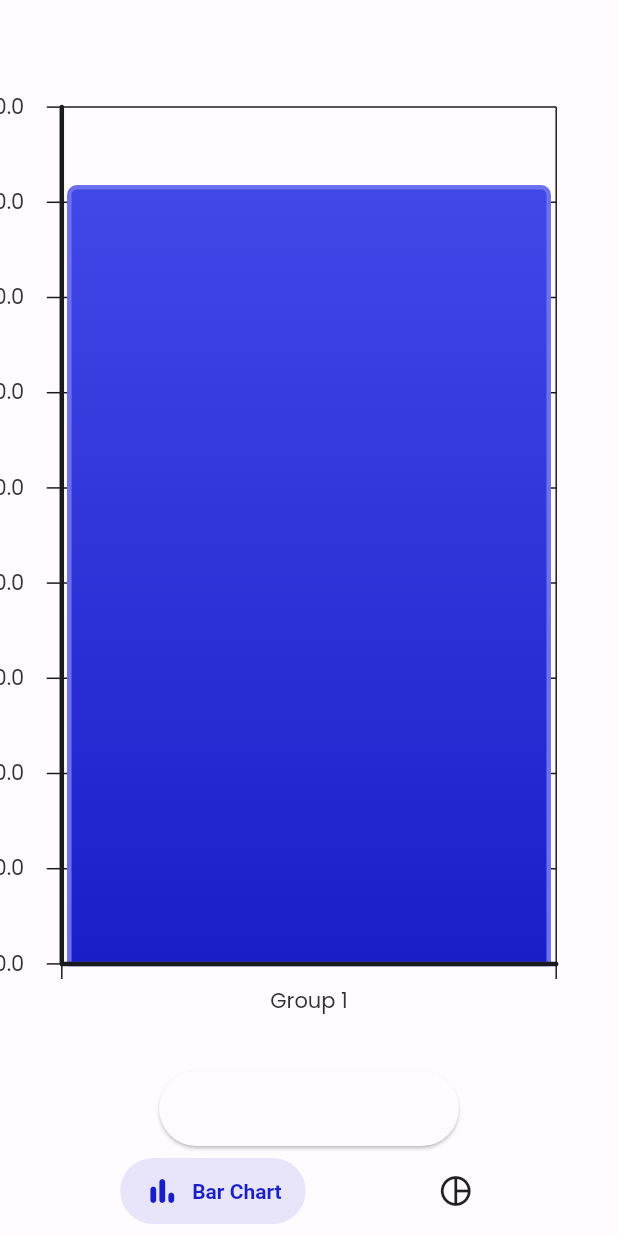
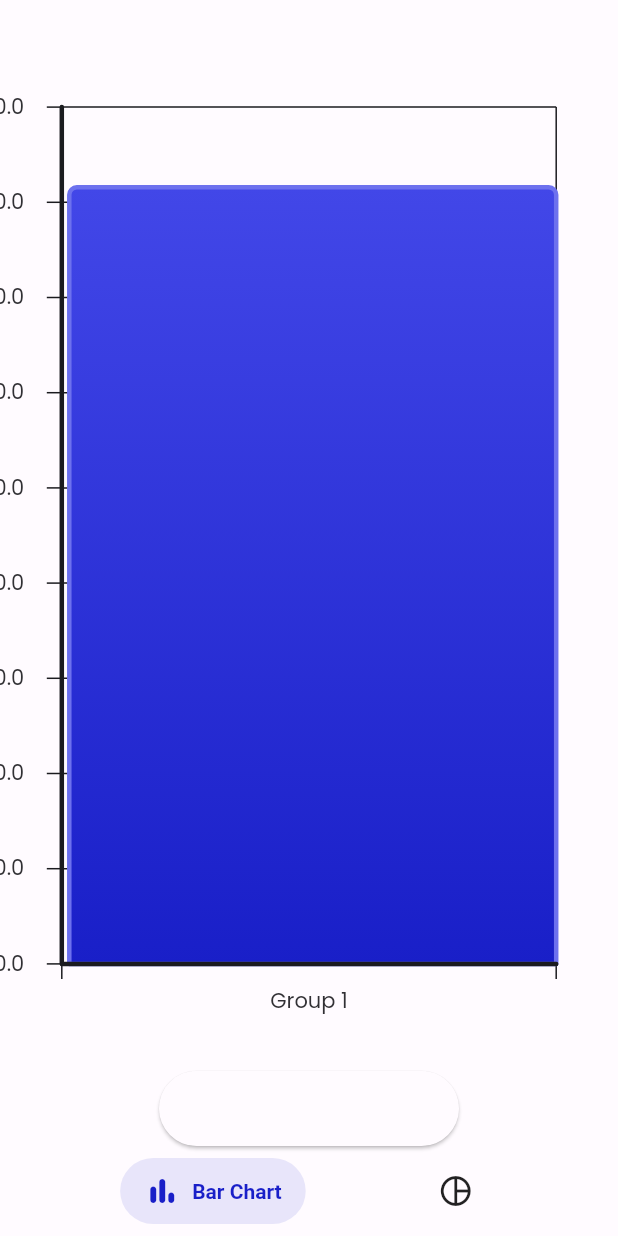
Before and after one commit to wednesday-solutions/chart_it, a Flutter app: the screen it shows after launch, on a phone screen of 412 x 824 dp. Run offline on Flutter 3.47's test engine with Material 2 defaults, Android fonts, the phone set to English and light mode, and no system bars; drawn by our look-alikes of salomon_bottom_bar; our stand-ins replace equatable, google_fonts, responsive_sizer, universal_platform.

Commit message:
added minor performance optimizations for loops and drawRect method.

```diff
--- a/lib/src/charts/data/bars/bar_series.dart
+++ b/lib/src/charts/data/bars/bar_series.dart
@@ -109,7 +109,8 @@ class BarSeriesConfig extends CartesianConfig {
       // For a stack, the y value of the bar is the total of all bars
       maxV = max(maxV, yValue.fold(0, (a, b) => a + b.yValue));
     } else {
-      for (final data in yValue) {
+      for (var i = 0; i < yValue.length; i++) {
+        final data = yValue[i];
         minV = min(minV, data.yValue.toDouble());
         maxV = max(maxV, data.yValue.toDouble());
       }
--- a/lib/src/charts/painters/cartesian/bar_painter.dart
+++ b/lib/src/charts/painters/cartesian/bar_painter.dart
@@ -44,7 +44,8 @@ class BarPainter implements CartesianPainter {
 
     var dx = chart.axisOrigin.dx; // where to start drawing bars on X-axis
     // We will draw each group and their individual bars
-    for (final group in _data.barData) {
+    for (var i = 0; i < _data.barData.length; i++) {
+      final group = _data.barData[i];
       if (group is SimpleBar) {
         // We have to paint a single bar
         _drawSimpleBar(canvas, chart, dx, group);
@@ -83,7 +84,7 @@ class BarPainter implements CartesianPainter {
       canvas,
       chart,
       style,
-      dxOffset + (_unitWidth * 0.5), // dx pos for center of the unit
+      dxOffset, // dx pos to start the bar from
       barWidth,
       group.yValue.yValue,
     );
@@ -101,7 +102,8 @@ class BarPainter implements CartesianPainter {
     var groupWidth = _unitWidth / group.yValues.length;
     // Draw individual bars in this group
     var x = dxOffset;
-    for (final barData in group.yValues) {
+    for (var i = 0; i < group.yValues.length; i++) {
+      final barData = group.yValues[i];
       // Precedence take like this
       // barStyle > groupStyle > seriesStyle > defaultSeriesStyle
       var style = barData.barStyle ??
@@ -113,7 +115,7 @@ class BarPainter implements CartesianPainter {
         canvas,
         chart,
         style,
-        x + (groupWidth * 0.5), // dx pos for center of each group
+        x, // dx pos to start the bar in this group
         barWidth,
         barData.yValue,
       );
@@ -140,20 +142,23 @@ class BarPainter implements CartesianPainter {
     // The x values start from the left side of the chart and then increase by unit width!
     // Note: y values increase from the top to the bottom of the screen, so
     // we have to subtract the computed y value from the chart's bottom to invert the drawing!
-    var rect = Rect.fromCenter(
-      center: Offset(dxCenter, chart.axisOrigin.dy - (y * 0.5)),
-      // center of bar
-      width: barWidth - (2 * padding),
-      height: y,
-    );
+    // var rect = Rect.fromCenter(
+    //   center: Offset(dxCenter, chart.axisOrigin.dy - (y * 0.5)),
+    //   // center of bar
+    //   width: barWidth - (2 * padding),
+    //   height: y,
+    // );
 
     var topLeft = style?.cornerRadius?.topLeft ?? Radius.zero;
     var topRight = style?.cornerRadius?.topRight ?? Radius.zero;
     var bottomLeft = style?.cornerRadius?.bottomLeft ?? Radius.zero;
     var bottomRight = style?.cornerRadius?.bottomRight ?? Radius.zero;
 
-    var bar = RRect.fromRectAndCorners(
-      rect,
+    var bar = RRect.fromLTRBAndCorners(
+      dxCenter + padding, // start X + padding
+      chart.axisOrigin.dy - y, // axisOrigin's dY - yValue
+      dxCenter + barWidth, // startX + barWidth
+      chart.axisOrigin.dy, // axisOrigin's dY
       // We are swapping top & bottom corners for negative i.e. inverted bar
       topLeft: yValue.isNegative ? bottomLeft : topLeft,
       topRight: yValue.isNegative ? bottomRight : topRight,
--- a/lib/src/charts/painters/radial/pie_painter.dart
+++ b/lib/src/charts/painters/radial/pie_painter.dart
@@ -35,7 +35,8 @@ class PiePainter implements RadialPainter {
 
     var startAngle = (chart.style.initAngle - 90.0);
     var pointDegrees = 0.0;
-    for (var slice in _data.slices) {
+    for (var i = 0; i < _data.slices.length; i++) {
+      final slice = _data.slices[i];
       var sliceRadius = slice.style?.radius ?? seriesRadius;
       // We need to ensure that user hasn't provided a radius value
       // that exceeds our max limit to draw a circle within given constraints
--- a/lib/src/controllers/cartesian_controller.dart
+++ b/lib/src/controllers/cartesian_controller.dart
@@ -169,7 +169,8 @@ class CartesianController extends ChangeNotifier
     var iterations = data.maxIterations();
     for (var i = 0; i < iterations; i++) {
       // iterate over the n'th index of every series
-      for (var series in data) {
+      for (var j = 0; j < data.length; j++) {
+        final series = data[j];
         series.when(
           onBarSeries: (series) {
             if (i < series.barData.length) {
--- a/lib/src/controllers/radial_controller.dart
+++ b/lib/src/controllers/radial_controller.dart
@@ -103,7 +103,8 @@ class RadialController extends ChangeNotifier
     var iterations = data.maxIterations();
     for (var i = 0; i < iterations; i++) {
       // iterate over the n'th index of every series
-      for (var series in data) {
+      for (var i = 0; i < data.length; i++) {
+        final series = data[i];
         series.when(
           onPieSeries: (series) {
             if (i < series.slices.length) {
```
